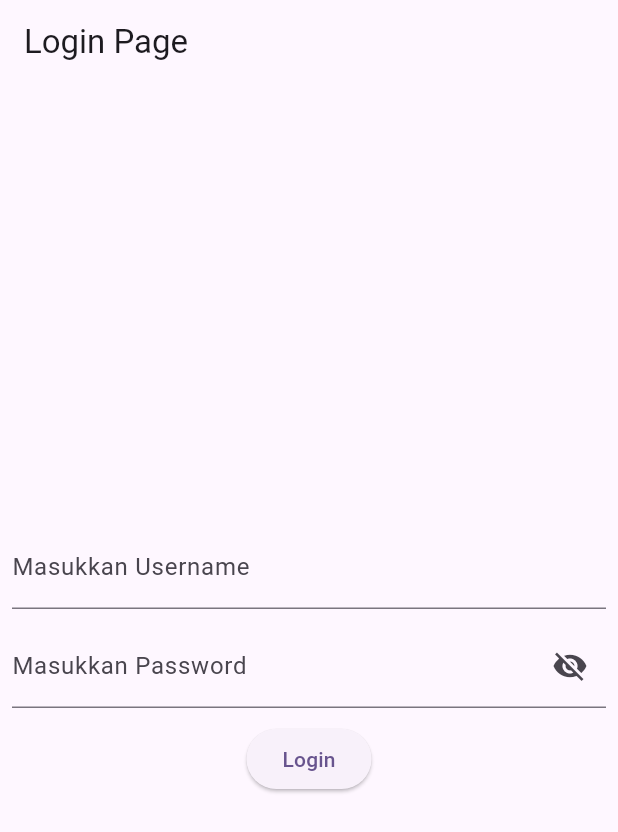
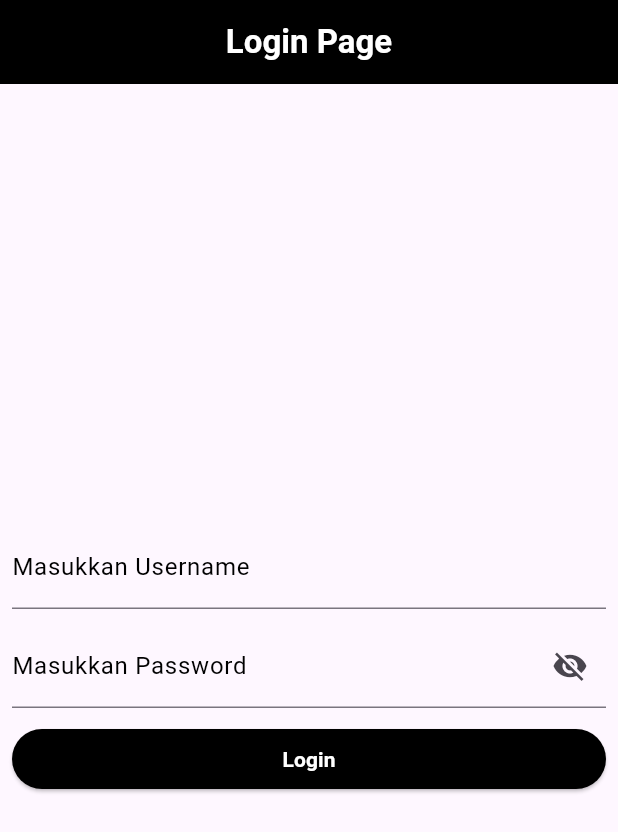
Before and after one commit to ReynardAdimas/TPM_Tugas2, a Flutter app: the screen it shows after launch, on a phone screen of 412 x 824 dp. Shown: the top 832 px of the screen. Run offline on Flutter 3.47's test engine with Material 3 defaults, Android fonts, the phone set to English and light mode, and no system bars.

Commit message:
update: styling on login page

```diff
--- a/lib/pages/login_page.dart
+++ b/lib/pages/login_page.dart
@@ -48,7 +48,9 @@ class _LoginPageState extends State<LoginPage> {
 
     return Scaffold(
       appBar: AppBar(
-        title: Text("Login Page"),
+        centerTitle: true,
+        title: Text("Login Page", style: TextStyle(color: Colors.white, fontWeight: FontWeight.bold),),
+        backgroundColor: Colors.black,
       ),
       body: Padding(
         padding: const EdgeInsets.all(8.0),
@@ -56,17 +58,23 @@ class _LoginPageState extends State<LoginPage> {
           mainAxisAlignment: MainAxisAlignment.center,
           children: [
             TextField(
+              cursorColor: Colors.black,
               controller: _usernameController,
               decoration: InputDecoration(
-                label: Text("Masukkan Username")
+                label: Text("Masukkan Username", style: TextStyle(color: Colors.black),),
+                fillColor: Colors.black,
+                hoverColor: Colors.black,
               ),
             ),
             SizedBox(height: 10,),
             TextField(
+              cursorColor: Colors.black,
               controller: _passwordController,
               obscureText: isPasswordHidden,
               decoration: InputDecoration(
-                label: Text("Masukkan Password"),
+                label: Text("Masukkan Password", style: TextStyle(color: Colors.black),),
+                fillColor: Colors.black,
+                hoverColor: Colors.black,
                 suffixIcon: IconButton(
                   onPressed: (){
                     setState(() {
@@ -80,11 +88,17 @@ class _LoginPageState extends State<LoginPage> {
               ),
             ),
             SizedBox(height: 10,),
-            ElevatedButton(
-              onPressed: (){
-                login();
-              },
-              child: Text("Login")
+            SizedBox(
+              width: double.infinity,
+              child: ElevatedButton(
+                onPressed: (){
+                  login();
+                },
+                style: ButtonStyle(
+                  backgroundColor: WidgetStatePropertyAll(Colors.black)
+                ),
+                child: Text("Login", style: TextStyle(color: Colors.white, fontWeight: FontWeight.bold),)
+              ),
             )
           ],
         ),
```
